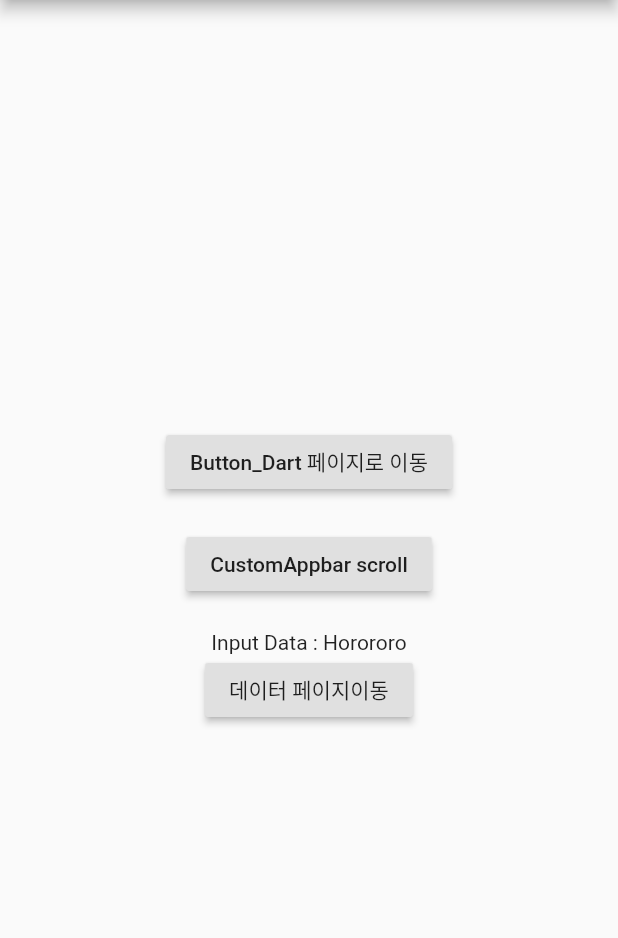
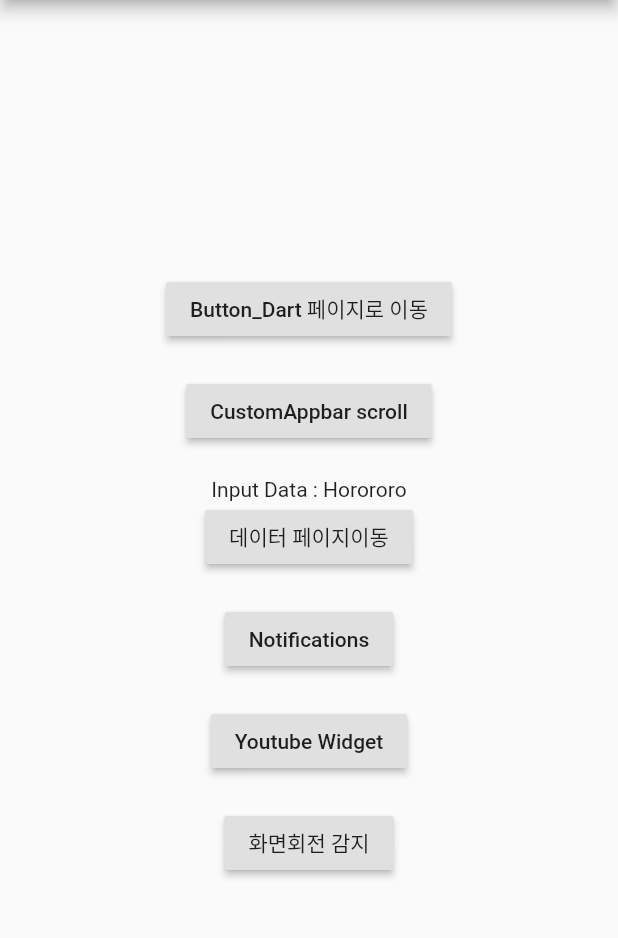
Before and after one commit to SHINDONGDONG/flutter_tutorial, a Flutter app: the screen it shows after launch, on a phone screen of 412 x 824 dp, the part 84-1022 px from its top. Run offline on Flutter 3.47's test engine with Material 2 defaults, Android fonts, the phone set to English and light mode, and no system bars; our stand-ins replace flutter_local_notifications, fluttertoast, youtube_player_flutter.

```diff
--- a/lib/main.dart
+++ b/lib/main.dart
@@ -3,6 +3,9 @@ import 'package:flutter/material.dart';
 import 'package:flutter_james/button.dart';
 import 'package:flutter_james/customAppbar.dart';
 import 'package:flutter_james/dataPage.dart';
+import 'package:flutter_james/notifications.dart';
+import 'package:flutter_james/screenRotation.dart';
+import 'package:flutter_james/youtubeWidget.dart';
 
 void main(){
   runApp(MyApp());
@@ -68,7 +71,60 @@ class HomeScreen extends StatelessWidget {
                   ),
                 ],
               ),
-            )
+            ),
+            SizedBox(height: 20,),
+            Container(
+              child: Column(
+                children: [
+                  Container(
+                  ),
+                  RaisedButton(onPressed: ()  {
+                    Navigator.of(context).push(MaterialPageRoute(
+                        builder: (context)=>Notifications()
+                    ),
+                    );
+                  },
+                    child: Text('Notifications'),
+                  ),
+                ],
+              ),
+            ),
+            SizedBox(height: 20,),
+            Container(
+              child: Column(
+                children: [
+                  Container(
+                  ),
+                  RaisedButton(onPressed: ()  {
+                    Navigator.of(context).push(MaterialPageRoute(
+                        builder: (context)=>YoutubeWidget()
+                    ),
+                    );
+                  },
+                    child: Text('Youtube Widget'),
+                  ),
+                ],
+              ),
+            ),
+            SizedBox(height: 20,),
+            Container(
+              child: Column(
+                children: [
+                  Container(
+                  ),
+                  RaisedButton(onPressed: ()  {
+                    Navigator.of(context).push(MaterialPageRoute(
+                        builder: (context)=>ScreenRotation()
+                    ),
+                    );
+                  },
+                    child: Text('화면회전 감지'),
+                  ),
+                ],
+              ),
+            ),
+
+
           ],
         ),
 
--- a/pubspec.yaml
+++ b/pubspec.yaml
@@ -24,6 +24,8 @@ dependencies:
   flutter:
     sdk: flutter
   fluttertoast :
+  flutter_local_notifications :
+  youtube_player_flutter :
 
 
   # The following adds the Cupertino Icons font to your application.
```
Also changed, not shown: lib/notifications.dart (added, +38 -0 lines), lib/screenRotation.dart (added, +44 -0 lines), lib/youtubeWidget.dart (added, +34 -0 lines), pubspec.lock.
